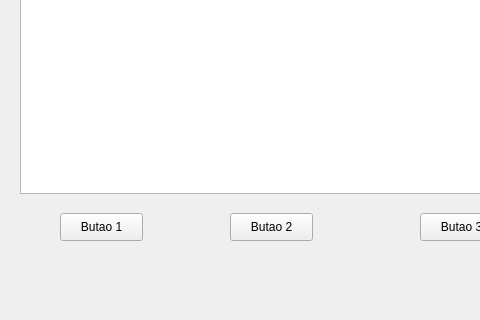
ViniciusSilva3/Proxy, file ProxyServer/mainwindow.ui: the form before one commit; both pictures show x 0 to 480 and y 364 to 684 of the 1314 by 684 pixel window.
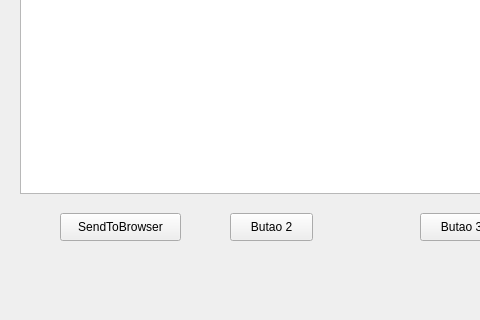
The form after the commit.

Patch:
```diff
--- a/ProxyServer/mainwindow.ui
+++ b/ProxyServer/mainwindow.ui
@@ -19,12 +19,12 @@
      <rect>
       <x>60</x>
       <y>560</y>
-      <width>83</width>
+      <width>121</width>
       <height>28</height>
      </rect>
     </property>
     <property name="text">
-     <string>Butao 1</string>
+     <string>SendToBrowser</string>
     </property>
    </widget>
    <widget class="QPushButton" name="pushButton_2">
```
